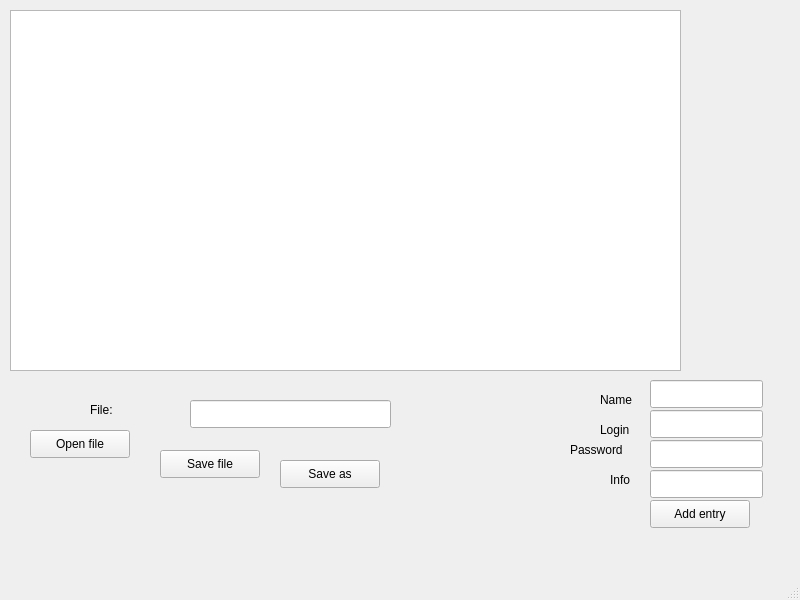
EngineerXL/japm, file japm.ui: the form before one commit.
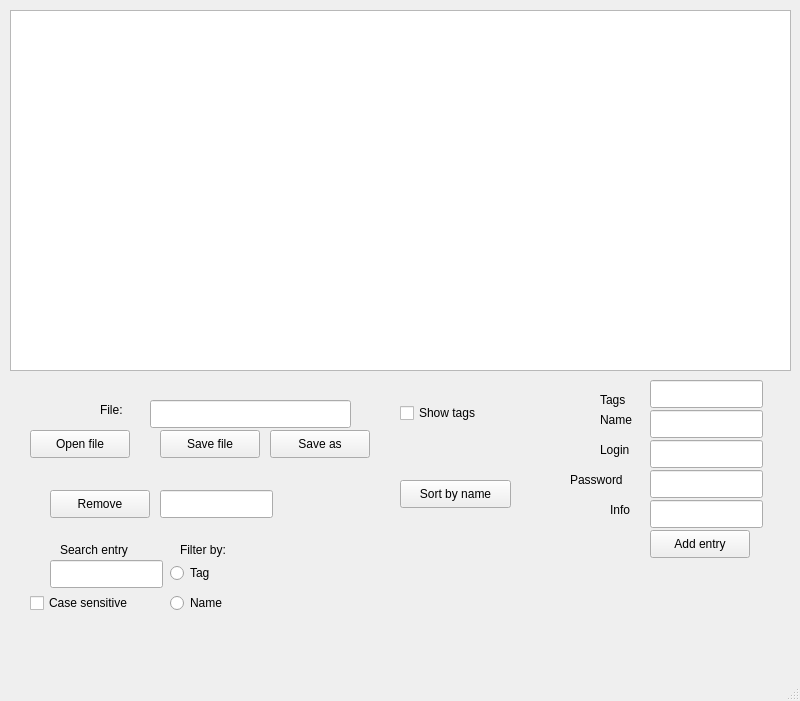
The form after the commit.

The edit to the form file:
```diff
--- a/japm.ui
+++ b/japm.ui
@@ -7,7 +7,7 @@
     <x>0</x>
     <y>0</y>
     <width>800</width>
-    <height>600</height>
+    <height>701</height>
    </rect>
   </property>
   <property name="windowTitle">
@@ -31,7 +31,7 @@
     <property name="geometry">
      <rect>
       <x>160</x>
-      <y>450</y>
+      <y>430</y>
       <width>100</width>
       <height>28</height>
      </rect>
@@ -43,7 +43,7 @@
    <widget class="QLabel" name="labelFilename">
     <property name="geometry">
      <rect>
-      <x>90</x>
+      <x>100</x>
       <y>400</y>
       <width>41</width>
       <height>20</height>
@@ -56,8 +56,8 @@
    <widget class="QPushButton" name="pushButtonSaveAs">
     <property name="geometry">
      <rect>
-      <x>280</x>
-      <y>460</y>
+      <x>270</x>
+      <y>430</y>
       <width>100</width>
       <height>28</height>
      </rect>
@@ -69,7 +69,7 @@
    <widget class="QLineEdit" name="lineEditFileName">
     <property name="geometry">
      <rect>
-      <x>190</x>
+      <x>150</x>
       <y>400</y>
       <width>201</width>
       <height>28</height>
@@ -80,7 +80,7 @@
     <property name="geometry">
      <rect>
       <x>650</x>
-      <y>500</y>
+      <y>530</y>
       <width>100</width>
       <height>28</height>
      </rect>
@@ -93,7 +93,7 @@
     <property name="geometry">
      <rect>
       <x>650</x>
-      <y>380</y>
+      <y>410</y>
       <width>113</width>
       <height>28</height>
      </rect>
@@ -103,7 +103,7 @@
     <property name="geometry">
      <rect>
       <x>650</x>
-      <y>410</y>
+      <y>440</y>
       <width>113</width>
       <height>28</height>
      </rect>
@@ -113,7 +113,7 @@
     <property name="geometry">
      <rect>
       <x>650</x>
-      <y>440</y>
+      <y>470</y>
       <width>113</width>
       <height>28</height>
      </rect>
@@ -123,7 +123,7 @@
     <property name="geometry">
      <rect>
       <x>600</x>
-      <y>390</y>
+      <y>410</y>
       <width>51</width>
       <height>20</height>
      </rect>
@@ -136,7 +136,7 @@
     <property name="geometry">
      <rect>
       <x>600</x>
-      <y>420</y>
+      <y>440</y>
       <width>41</width>
       <height>20</height>
      </rect>
@@ -149,7 +149,7 @@
     <property name="geometry">
      <rect>
       <x>570</x>
-      <y>440</y>
+      <y>470</y>
       <width>76</width>
       <height>20</height>
      </rect>
@@ -163,7 +163,7 @@
      <rect>
       <x>10</x>
       <y>10</y>
-      <width>671</width>
+      <width>781</width>
       <height>361</height>
      </rect>
     </property>
@@ -172,7 +172,7 @@
     <property name="geometry">
      <rect>
       <x>650</x>
-      <y>470</y>
+      <y>500</y>
       <width>113</width>
       <height>28</height>
      </rect>
@@ -182,7 +182,7 @@
     <property name="geometry">
      <rect>
       <x>610</x>
-      <y>470</y>
+      <y>500</y>
       <width>31</width>
       <height>20</height>
      </rect>
@@ -191,6 +191,153 @@
      <string>Info</string>
     </property>
    </widget>
+   <widget class="QLineEdit" name="lineEditRemoveName">
+    <property name="geometry">
+     <rect>
+      <x>160</x>
+      <y>490</y>
+      <width>113</width>
+      <height>28</height>
+     </rect>
+    </property>
+   </widget>
+   <widget class="QPushButton" name="pushButtonRemove">
+    <property name="geometry">
+     <rect>
+      <x>50</x>
+      <y>490</y>
+      <width>100</width>
+      <height>28</height>
+     </rect>
+    </property>
+    <property name="text">
+     <string>Remove</string>
+    </property>
+   </widget>
+   <widget class="QCheckBox" name="checkBoxTags">
+    <property name="geometry">
+     <rect>
+      <x>400</x>
+      <y>400</y>
+      <width>103</width>
+      <height>26</height>
+     </rect>
+    </property>
+    <property name="text">
+     <string>Show tags</string>
+    </property>
+   </widget>
+   <widget class="QPushButton" name="pushButtonSort">
+    <property name="geometry">
+     <rect>
+      <x>400</x>
+      <y>480</y>
+      <width>111</width>
+      <height>28</height>
+     </rect>
+    </property>
+    <property name="text">
+     <string>Sort by name</string>
+    </property>
+   </widget>
+   <widget class="QRadioButton" name="radioButtonTags">
+    <property name="geometry">
+     <rect>
+      <x>170</x>
+      <y>560</y>
+      <width>61</width>
+      <height>26</height>
+     </rect>
+    </property>
+    <property name="text">
+     <string>Tag</string>
+    </property>
+   </widget>
+   <widget class="QRadioButton" name="radioButtonName">
+    <property name="geometry">
+     <rect>
+      <x>170</x>
+      <y>590</y>
+      <width>71</width>
+      <height>26</height>
+     </rect>
+    </property>
+    <property name="text">
+     <string>Name</string>
+    </property>
+   </widget>
+   <widget class="QLabel" name="labelFilterBy">
+    <property name="geometry">
+     <rect>
+      <x>180</x>
+      <y>540</y>
+      <width>71</width>
+      <height>20</height>
+     </rect>
+    </property>
+    <property name="text">
+     <string>Filter by:</string>
+    </property>
+   </widget>
+   <widget class="QLabel" name="labelSearch">
+    <property name="geometry">
+     <rect>
+      <x>60</x>
+      <y>540</y>
+      <width>101</width>
+      <height>20</height>
+     </rect>
+    </property>
+    <property name="text">
+     <string>Search entry</string>
+    </property>
+   </widget>
+   <widget class="QLineEdit" name="lineEditSearch">
+    <property name="geometry">
+     <rect>
+      <x>50</x>
+      <y>560</y>
+      <width>113</width>
+      <height>28</height>
+     </rect>
+    </property>
+   </widget>
+   <widget class="QLabel" name="labelEntryTags">
+    <property name="geometry">
+     <rect>
+      <x>600</x>
+      <y>390</y>
+      <width>41</width>
+      <height>20</height>
+     </rect>
+    </property>
+    <property name="text">
+     <string>Tags</string>
+    </property>
+   </widget>
+   <widget class="QLineEdit" name="lineEditTags">
+    <property name="geometry">
+     <rect>
+      <x>650</x>
+      <y>380</y>
+      <width>113</width>
+      <height>28</height>
+     </rect>
+    </property>
+   </widget>
+   <widget class="QCheckBox" name="checkBoxCaseSensitive">
+    <property name="geometry">
+     <rect>
+      <x>30</x>
+      <y>590</y>
+      <width>131</width>
+      <height>26</height>
+     </rect>
+    </property>
+    <property name="text">
+     <string>Case sensitive</string>
+    </property>
+   </widget>
   </widget>
   <widget class="QMenuBar" name="menubar">
    <property name="geometry">
```
